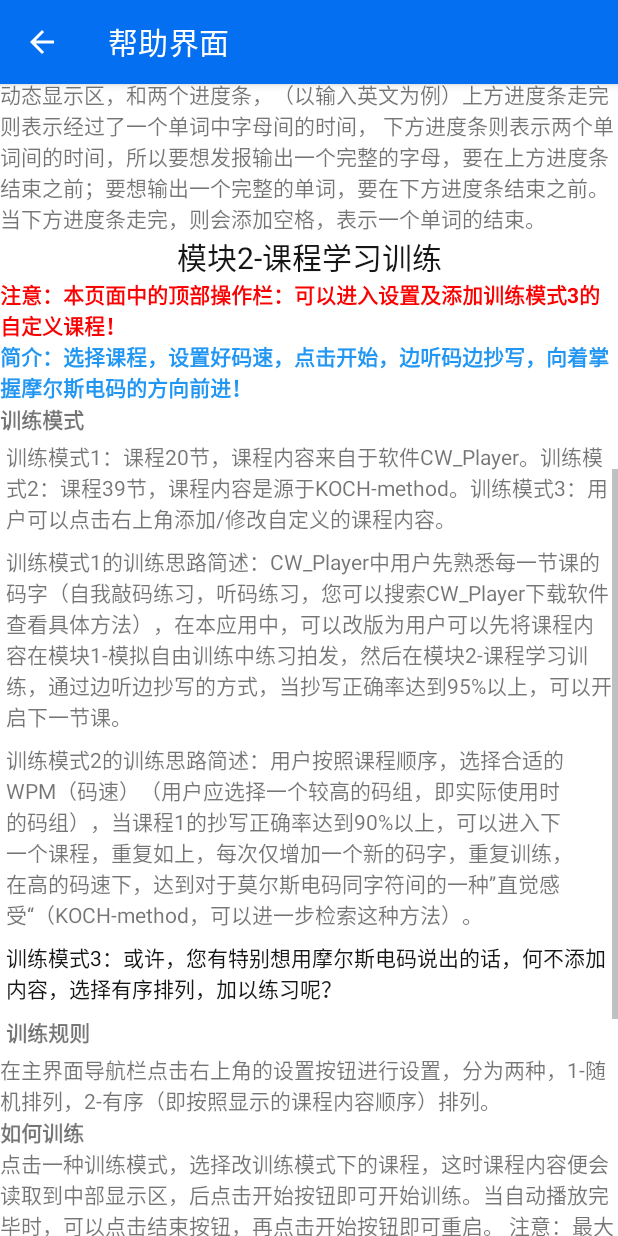
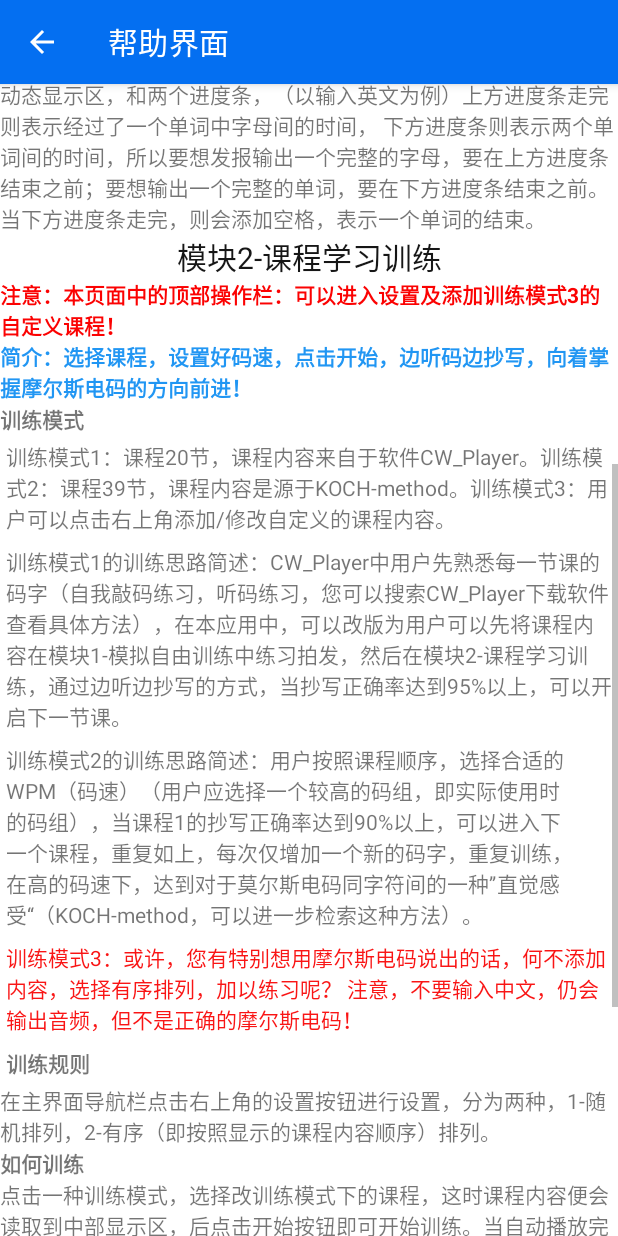
Before and after one commit to happy-cmd/CW_Trainer, an Android app: the Help screen opened directly, with no data from a screen before it, scrolled down 537 dp, on a phone screen of 412 x 824 dp. Run offline under Robolectric (Android 15) with nearby library versions, the phone set to English and light mode, and no system bars.

Commit message:
1.修改数据库初始化内容，原本的"73,CQ!"中混杂了中文字符 2.修改帮助文档，强调了不能输入中文的重要性！ 3.更新了课程学习训练模块中，对于更新训练规则需要用户再次点击课程内容以应用更新的Toast

```diff
--- a/app/src/main/java/top/wxcui/morse/StudyModel.java
+++ b/app/src/main/java/top/wxcui/morse/StudyModel.java
@@ -31,6 +31,7 @@ import android.widget.Button;
 import android.widget.EditText;
 import android.widget.ImageView;
 import android.widget.TextView;
+import android.widget.Toast;
 
 import com.google.android.material.tabs.TabLayout;
 
@@ -136,6 +137,7 @@ public class StudyModel extends AppCompatActivity {
                         if (key.equals("preference_TrainRules")) {
                             MODE = Integer.parseInt(sharedPreferences.getString("preference_TrainRules", "1"));
                             //当设置中修改WPM时，同样修改此class中的WPM值
+                            Toast.makeText(getApplicationContext(),"注意，如果您在课程学习训练中，请重新点击课程内容以应用新的排序！",Toast.LENGTH_LONG).show();
                         }
                         ;
 
--- a/app/src/main/java/top/wxcui/morse/WordRoomDatabase.java
+++ b/app/src/main/java/top/wxcui/morse/WordRoomDatabase.java
@@ -54,7 +54,7 @@ private  static RoomDatabase.Callback sRoomDatabaseCallback=
     private static class PopulateDbAsync extends AsyncTask<Void, Void, Void> {
 
         private final WordDao mDao;
-        String[] words = {"左右滑动删除元素", "不要输入中文", "73，CQ!"};
+        String[] words = {"左右滑动删除元素", "不要输入中文", "73,CQ!"};
 
 
         PopulateDbAsync(WordRoomDatabase db) {
--- a/app/src/main/res/layout/activity_help.xml
+++ b/app/src/main/res/layout/activity_help.xml
@@ -148,7 +148,7 @@
             android:layout_width="match_parent"
             android:layout_height="wrap_content"
             android:padding="4dp"
-            android:textColor="#EB020202"
+            android:textColor="#EBF80101"
             android:text="@string/mode2_1_content_3" />
 
 
--- a/app/src/main/res/values/strings.xml
+++ b/app/src/main/res/values/strings.xml
@@ -63,7 +63,6 @@
     <string name="mode_setting_content_text3">功能介绍：2.双键左右位置互换：当打开此按钮，应用中双键（点/划）的位置会交换，选择您顺手的方式吧！</string>
     <string name="mode_setting_content_text4">功能介绍：3.训练规则设置：当选择1-随机排列时，模块2-课程学习训练中的码字将会随机输出；反之，当选择2-有序排列时，模块2-课程学习训练中的码字将会按照课程显示的顺序输出。</string>
     <string name="mode_setting_content_text5">2期工程：这是还没有完成的部分。或许，单键模式？连接蓝牙的外设电键输入？webservie云数据更新课程内容？</string>
-
     <string name="mode1_title_text">模块1-模拟自由训练</string>
     <string name="mode1_warning">注意，在此模块中，不要尝试高速(大于12WPM）的按键发报，模拟按键不是实际电键，没有自动回弹的弹簧，对手指不好，应注意！！</string>
 
@@ -82,7 +81,8 @@
     <string name="mode2_1_content_1">训练模式1的训练思路简述：CW_Player中用户先熟悉每一节课的码字（自我敲码练习，听码练习，您可以搜索CW_Player下载软件查看具体方法），在本应用中，可以改版为用户可以先将课程内容在模块1-模拟自由训练中练习拍发，然后在模块2-课程学习训练，通过边听边抄写的方式，当抄写正确率达到95%以上，可以开启下一节课。</string>
     <string name="mode2_1_content_2">训练模式2的训练思路简述：用户按照课程顺序，选择合适的WPM（码速）（用户应选择一个较高的码组，即实际使用时的码组），当课程1的抄写正确率达到90%以上，可以进入下一个课程，重复如上，每次仅增加一个新的码字，重复训练，
     在高的码速下，达到对于莫尔斯电码同字符间的一种”直觉感受“（KOCH-method，可以进一步检索这种方法）。</string>
-    <string name="mode2_1_content_3">训练模式3：或许，您有特别想用摩尔斯电码说出的话，何不添加内容，选择有序排列，加以练习呢？</string>
+    <string name="mode2_1_content_3">训练模式3：或许，您有特别想用摩尔斯电码说出的话，何不添加内容，选择有序排列，加以练习呢？
+    注意，不要输入中文，仍会输出音频，但不是正确的摩尔斯电码！</string>
     <string name="mode2_content_sub2_text">训练规则</string>
     <string name="mode2_2_content">在主界面导航栏点击右上角的设置按钮进行设置，分为两种，1-随机排列，2-有序（即按照显示的课程内容顺序）排列。</string>
     <string name="mode2_content_sub3_text">如何训练</string>
```
